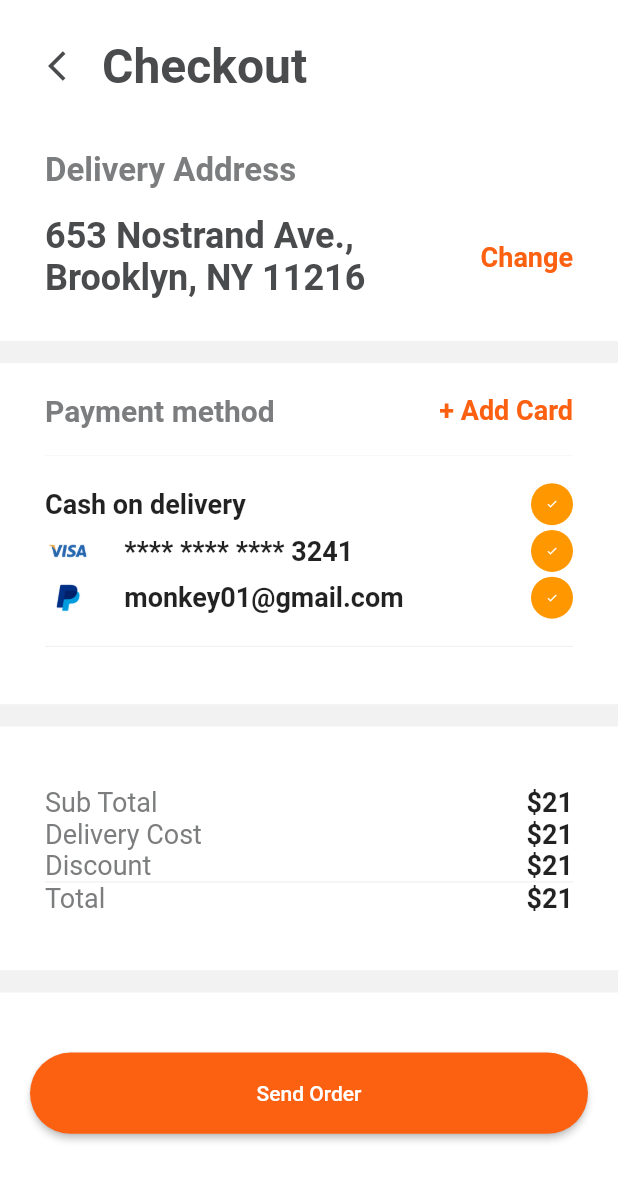
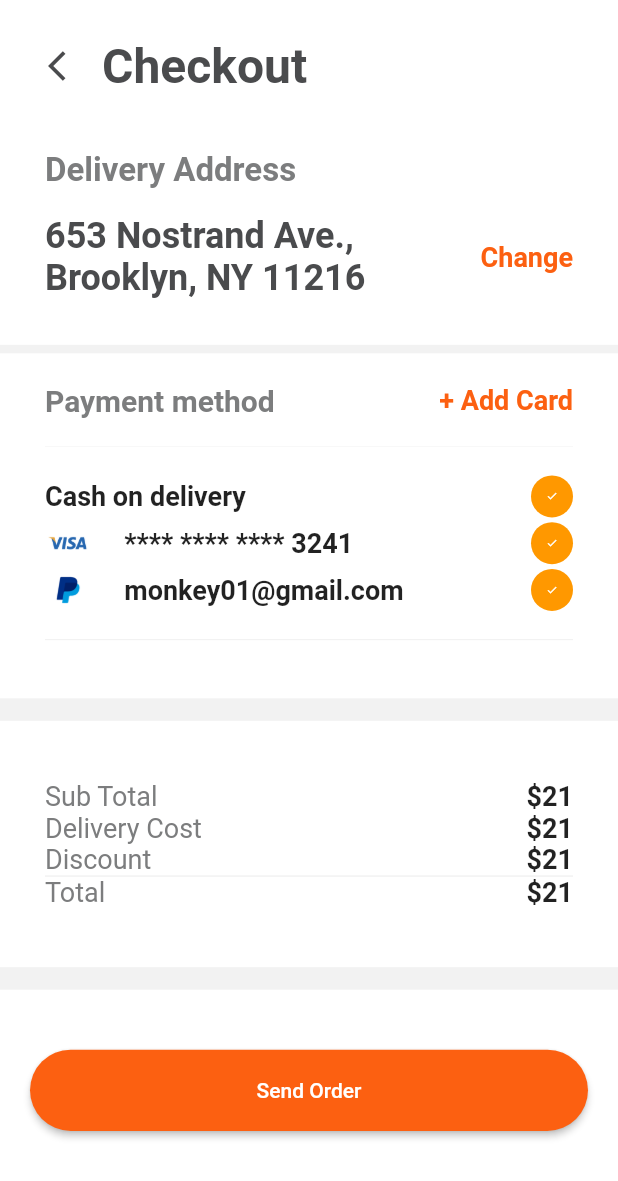
Before and after one commit to imam-swe/Food_Delivery_UI, a Flutter app: the CheckoutPage screen opened by its route, on a phone screen of 412 x 824 dp. Shown: the top 1181 px of the screen. Run offline on Flutter 3.47's test engine with Material 2 defaults, Android fonts, the phone set to English and light mode, and no system bars; our stand-ins replace flutter_screenutil, font_awesome_flutter; missing offline and left inert: flutter_slider_indicator.

Commit message:
bug fixing

```diff
--- a/lib/src/pages/checkouts/checkout_page.dart
+++ b/lib/src/pages/checkouts/checkout_page.dart
@@ -160,7 +160,7 @@
               ),
             ),
             Container(
-              height: 15,
+              height: 15.h,
               color: placeholderColor,
             ),
             Expanded(
```
